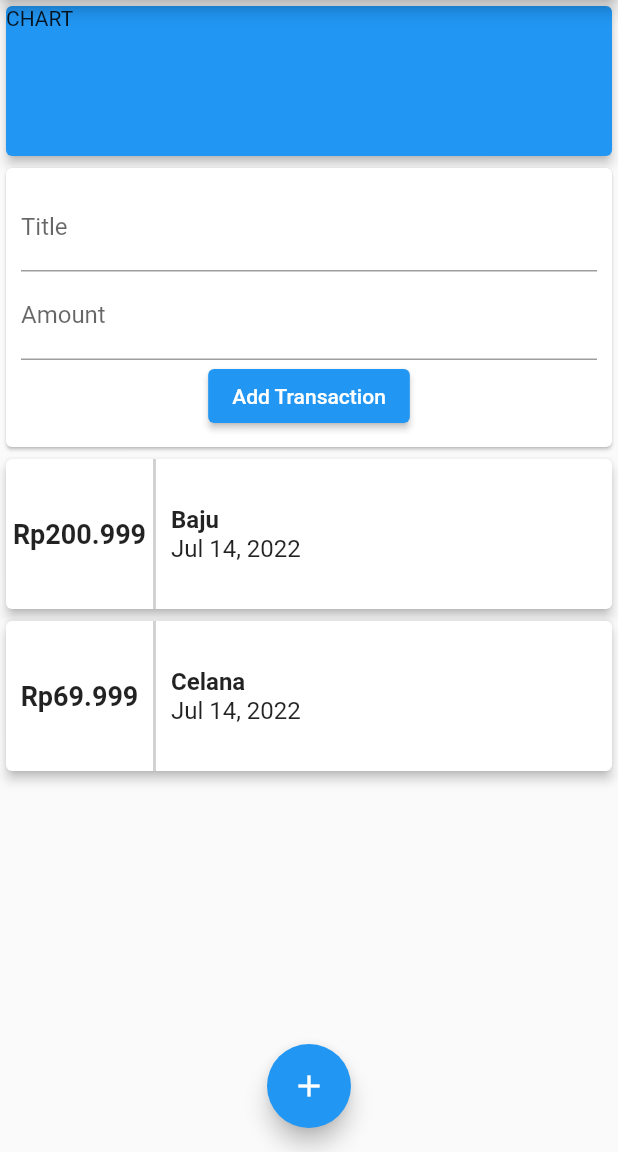
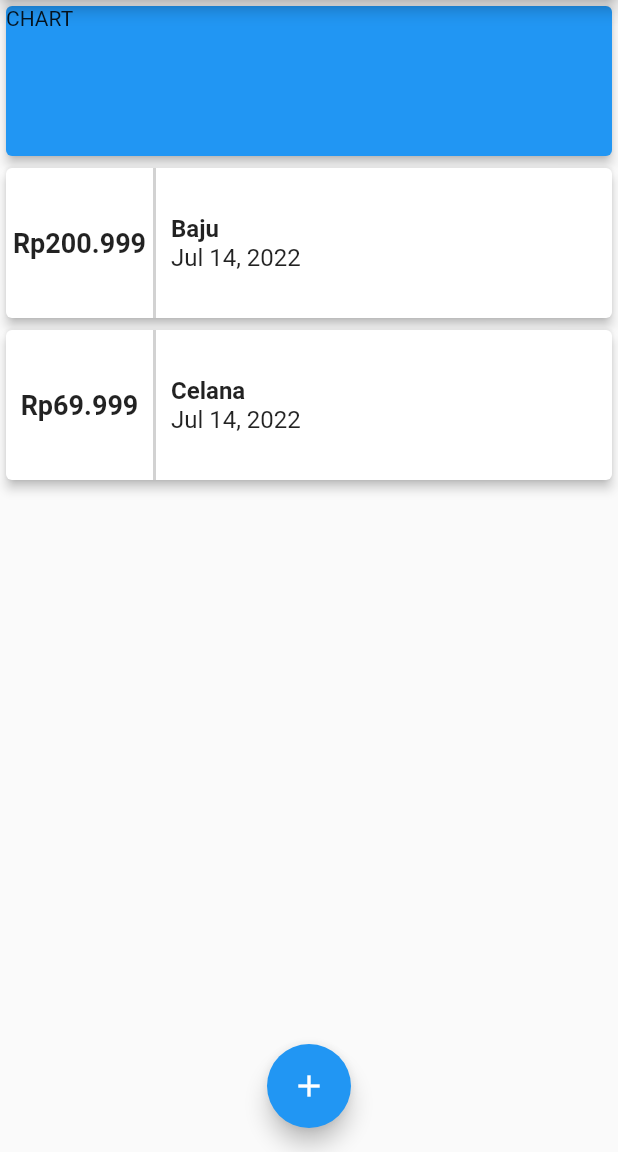
Before and after one commit to RafyDjauhari/DN-Second-App, a Flutter app: the screen it shows after launch, on a phone screen of 412 x 824 dp, the part 84-1236 px from its top. Run offline on Flutter 3.47's test engine with Material 2 defaults, Android fonts, the phone set to English and light mode, and no system bars.

Commit message:
Update 4

```diff
--- a/lib/main.dart
+++ b/lib/main.dart
@@ -1,5 +1,7 @@
 import 'package:flutter/material.dart';
-import '/widgets/user_transaction.dart';
+import 'package:second_app/widgets/transaction_list.dart';
+import '/widgets/new_transaction.dart';
+import '/models/transaction.dart';
 
 void main() {
   runApp(MyApp());
@@ -15,7 +17,49 @@ class MyApp extends StatelessWidget {
   }
 }
 
-class MyHomePage extends StatelessWidget {
+class MyHomePage extends StatefulWidget {
+  @override
+  State<MyHomePage> createState() => _MyHomePageState();
+}
+
+class _MyHomePageState extends State<MyHomePage> {
+  final List<Transaction> _userTransactions = [
+    Transaction(
+      id: "A1",
+      title: "Baju",
+      amount: 200.999,
+      date: DateTime.now(),
+    ),
+    Transaction(
+      id: "A2",
+      title: "Celana",
+      amount: 69.999,
+      date: DateTime.now(),
+    ),
+  ];
+
+  void _addNewTransaction(String txTitle, double txAmount) {
+    final newTransaction = Transaction(
+      title: txTitle,
+      amount: txAmount,
+      date: DateTime.now(),
+      id: DateTime.now().toString(),
+    );
+
+    setState(() {
+      _userTransactions.add(newTransaction);
+    });
+  }
+
+  void startAddNewTransaction(BuildContext ctx) {
+    showModalBottomSheet(
+      context: ctx,
+      builder: (bCtx) {
+        return NewTransaction(_addNewTransaction);
+      },
+    );
+  }
+
   @override
   Widget build(BuildContext context) {
     return Scaffold(
@@ -24,7 +68,7 @@ class MyHomePage extends StatelessWidget {
         actions: [
           IconButton(
             icon: Icon(Icons.add),
-            onPressed: () {},
+            onPressed: () => {startAddNewTransaction(context)},
           )
         ],
       ),
@@ -41,13 +85,13 @@ class MyHomePage extends StatelessWidget {
               elevation: 3,
               color: Colors.blue,
             ),
-            UserTransaction()
+            TransactionList(_userTransactions),
           ],
         ),
       ),
       floatingActionButton: FloatingActionButton(
         child: Icon(Icons.add),
-        onPressed: () {},
+        onPressed: () => {startAddNewTransaction(context)},
       ),
       floatingActionButtonLocation: FloatingActionButtonLocation.centerFloat,
     );
--- a/lib/widgets/user_transaction.dart
+++ /dev/null
@@ -1,50 +0,0 @@
-import 'package:flutter/material.dart';
-
-import '/widgets/new_transaction.dart';
-import '/widgets/transaction_list.dart';
-import '../models/transaction.dart';
-
-class UserTransaction extends StatefulWidget {
-  @override
-  State<UserTransaction> createState() => _UserTransactionState();
-}
-
-class _UserTransactionState extends State<UserTransaction> {
-  final List<Transaction> _userTransactions = [
-    Transaction(
-      id: "A1",
-      title: "Baju",
-      amount: 200.999,
-      date: DateTime.now(),
-    ),
-    Transaction(
-      id: "A2",
-      title: "Celana",
-      amount: 69.999,
-      date: DateTime.now(),
-    ),
-  ];
-
-  void _addNewTransaction(String txTitle, double txAmount) {
-    final newTransaction = Transaction(
-      title: txTitle,
-      amount: txAmount,
-      date: DateTime.now(),
-      id: DateTime.now().toString(),
-    );
-
-    setState(() {
-      _userTransactions.add(newTransaction);
-    });
-  }
-
-  @override
-  Widget build(BuildContext context) {
-    return Column(
-      children: [
-        NewTransaction(_addNewTransaction),
-        TransactionList(_userTransactions),
-      ],
-    );
-  }
-}
```
